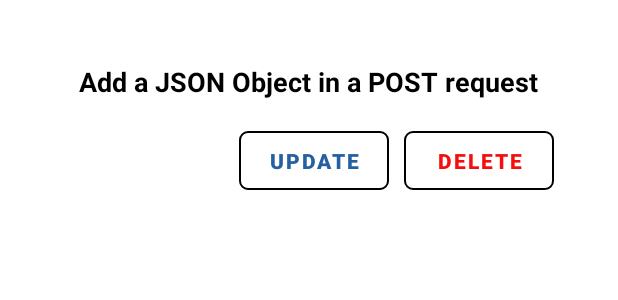
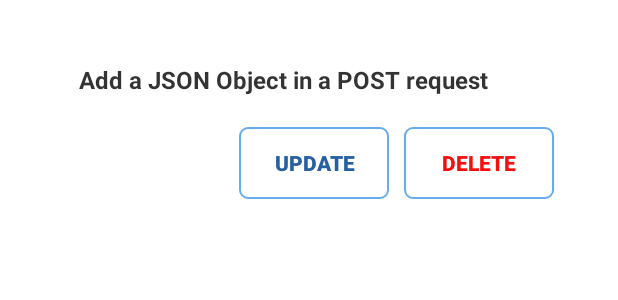
Before and after one commit to Pabasaraa/UEE-Project-JAVA, an Android app: the layout requeatcard.xml on its own in the app's theme, with its tools: preview values and no code run, on a phone screen of 412 x 824 dp. Shown: the top 300 px of the screen. Run offline under Robolectric (Android 15) with nearby library versions, the phone set to English and light mode, and no system bars.

Commit message:
Did some minor improvements to few UIs

```diff
--- a/app/src/main/res/drawable/cardbtn.xml
+++ b/app/src/main/res/drawable/cardbtn.xml
@@ -1,8 +1,6 @@
-<?xml version="1.0" encoding="utf-8"?>
-<shape xmlns:android="http://schemas.android.com/apk/res/android">
-
-    <stroke android:color="#67ACEE" android:width="1dp"/>
-    <solid android:color="@android:color/transparent"/>
+<shape xmlns:android="http://schemas.android.com/apk/res/android"
+    android:shape="rectangle">
+    <solid android:color="@android:color/transparent" />
+    <stroke android:color="#67ACEE" android:dashGap="0dp" android:width="1dp" />
     <corners android:radius="5dp"/>
-
 </shape>
--- a/app/src/main/res/layout/activity_request_update.xml
+++ b/app/src/main/res/layout/activity_request_update.xml
@@ -127,6 +127,7 @@
             android:layout_height="wrap_content"
             android:layout_marginTop="32dp"
             android:background="@drawable/edit_text_bg"
+            android:elevation="2dp"
             android:gravity="start"
             android:maxLines="2"
             android:minWidth="10dp"
@@ -160,6 +161,7 @@
             android:layout_height="wrap_content"
             android:layout_marginTop="32dp"
             android:background="@drawable/edit_text_bg"
+            android:elevation="2dp"
             android:gravity="start"
             android:maxLines="2"
             android:minHeight="48dp"
@@ -192,6 +194,7 @@
             android:layout_height="wrap_content"
             android:layout_marginTop="32dp"
             android:background="@drawable/edit_text_bg"
+            android:elevation="2dp"
             android:gravity="start"
             android:maxLines="5"
             android:minHeight="48dp"
@@ -223,6 +226,7 @@
             android:layout_height="wrap_content"
             android:layout_marginTop="32dp"
             android:background="@drawable/edit_text_bg"
+            android:elevation="2dp"
             android:gravity="start"
             android:maxLines="2"
             android:minHeight="48dp"
@@ -241,6 +245,7 @@
             android:layout_height="wrap_content"
             android:layout_marginTop="32dp"
             android:background="@drawable/edit_text_bg"
+            android:elevation="2dp"
             android:gravity="start"
             android:maxLines="10"
             android:minHeight="110dp"
--- a/app/src/main/res/layout/requeatcard.xml
+++ b/app/src/main/res/layout/requeatcard.xml
@@ -29,8 +29,8 @@
             android:layout_marginStart="15dp"
             android:layout_marginEnd="15dp"
             android:text="Add a JSON Object in a POST request"
-            android:textColor="@color/black"
-            android:textSize="18sp"
+            android:textColor="#CC000000"
+            android:textSize="16sp"
             android:textStyle="bold" />
 
 
@@ -54,31 +54,24 @@
             android:layout_marginTop="15dp"
             android:padding="5dp">
 
-            <Button
+            <androidx.appcompat.widget.AppCompatButton
                 android:id="@+id/update_btn_manageQue"
                 android:layout_width="100dp"
                 android:layout_height="wrap_content"
                 android:layout_gravity="bottom|end"
                 android:layout_marginEnd="10dp"
-                android:layout_weight="1"
                 android:background="@drawable/cardbtn"
-                android:minWidth="0dp"
-                android:minHeight="0dp"
                 android:text="UPDATE"
-                android:textAllCaps="false"
                 android:textColor="#2760A1"
                 android:textSize="14sp"
                 android:textStyle="bold" />
 
-            <Button
+            <androidx.appcompat.widget.AppCompatButton
                 android:id="@+id/delete_btn_manageQue"
                 android:layout_width="100dp"
                 android:layout_height="wrap_content"
                 android:layout_gravity="bottom|end"
-                android:layout_weight="1"
                 android:background="@drawable/cardbtn"
-                android:minWidth="0dp"
-                android:minHeight="0dp"
                 android:text="DELETE"
                 android:textAllCaps="false"
                 android:textColor="#F50E0E"
```
